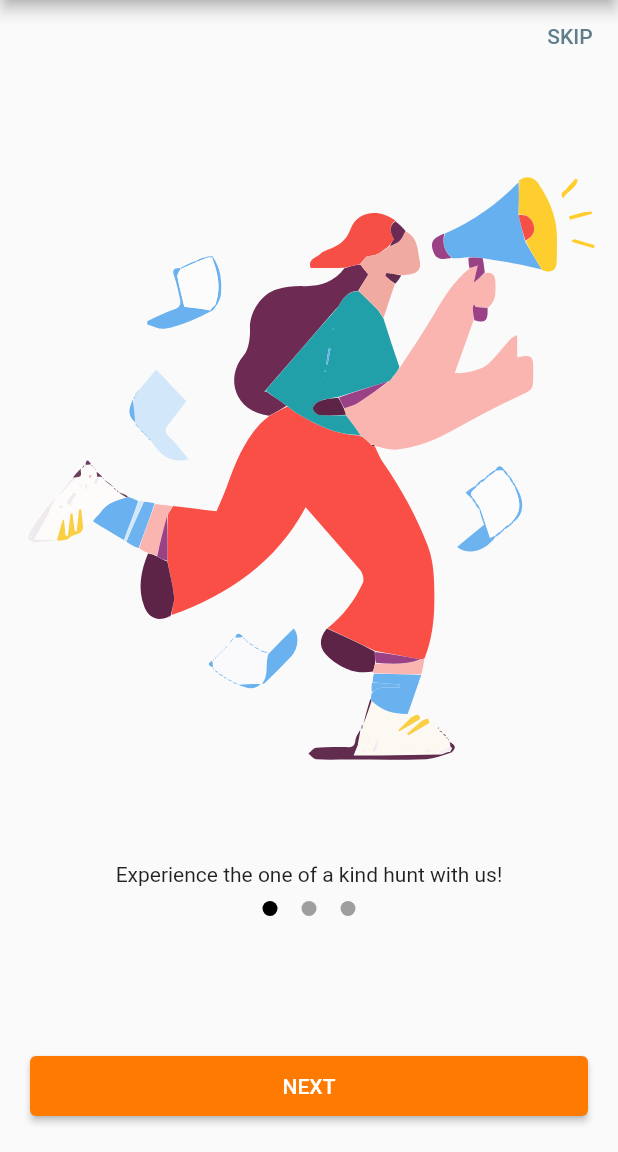
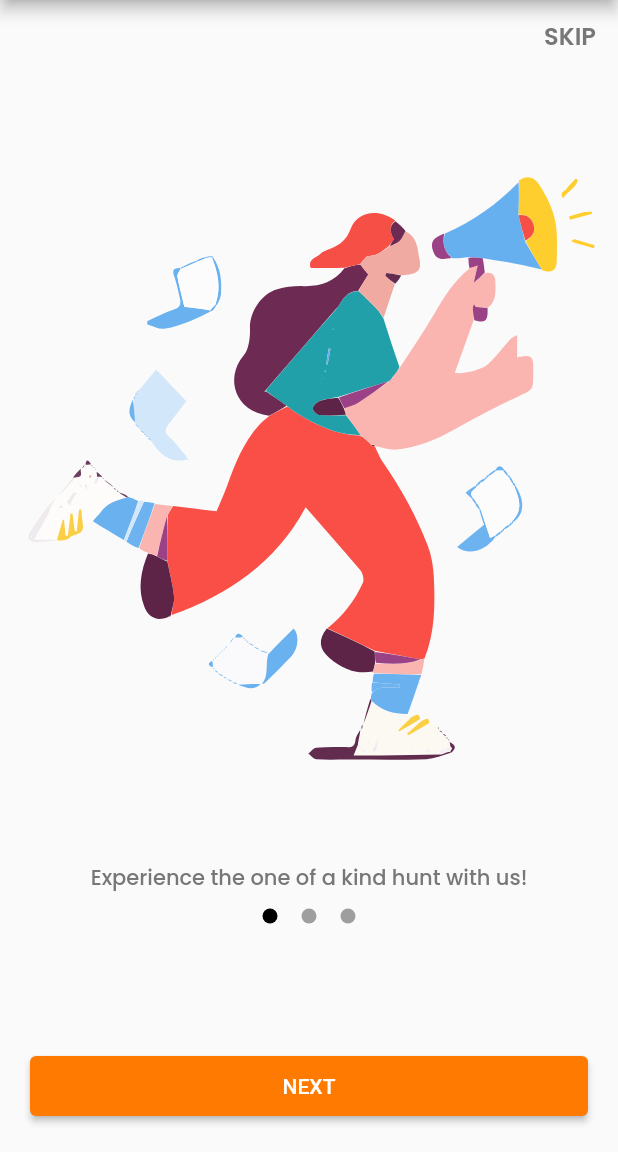
Before and after one commit to ACM-VIT/Cryptic-Hunt-App-23, a Flutter app: the OnBoardingPage screen opened directly, on a phone screen of 412 x 824 dp, the part 84-1236 px from its top. Run offline on Flutter 3.47's test engine with Material 2 defaults, Android fonts, the phone set to English and light mode, and no system bars; drawn by our look-alikes of smooth_page_indicator; our stand-ins replace flutter_svg; missing offline and left inert: qr_code_scanner; Roboto replaces fonts that are missing (Poppins-SemiBold).

Commit message:
UI Refactor: Added font Poppins and changed font family in OnBoarding.dart

```diff
--- a/lib/screens/onBoarding.dart
+++ b/lib/screens/onBoarding.dart
@@ -1,3 +1,5 @@
+import 'dart:ui';
+
 import 'package:flutter/material.dart';
 import 'package:flutter_svg/svg.dart';
 import 'package:smooth_page_indicator/smooth_page_indicator.dart';
@@ -53,7 +55,11 @@ class _OnBoardingPageState extends State<OnBoardingPage> {
                   },
                   child: const Text(
                     "SKIP",
-                    style: TextStyle(color: Colors.blueGrey),
+                    style: TextStyle(
+                        color: Color(0xFF777777),
+                        fontFamily: 'Poppins',
+                        fontWeight: FontWeight.w600,
+                        fontSize: 16),
                   ),
                 ),
               ],
@@ -74,7 +80,14 @@ class _OnBoardingPageState extends State<OnBoardingPage> {
               flex: 1,
               child: Column(
                 children: [
-                  const Text("Experience the one of a kind hunt with us!"),
+                  const Text(
+                    "Experience the one of a kind hunt with us!",
+                    style: TextStyle(
+                        color: Color(0xFF777777),
+                        fontFamily: 'Poppins',
+                        fontWeight: FontWeight.w500,
+                        fontSize: 14),
+                  ),
                   const SizedBox(
                     height: 10,
                   ),
@@ -113,7 +126,11 @@ class _OnBoardingPageState extends State<OnBoardingPage> {
                     primary: const Color(0xFFFF7A01)),
                 child: const Text(
                   "NEXT",
-                  style: TextStyle(color: Colors.white),
+                  style: TextStyle(
+                      color: Colors.white,
+                      fontWeight: FontWeight.w500,
+                      fontFamily: 'Poppins-SemiBold',
+                      fontSize: 14),
                 ),
               ),
             )
```
Also changed, not shown: pubspec.yaml (+5 -6 lines), fonts/Poppins-Medium.ttf (added), fonts/Poppins-SemiBold.ttf (added).
